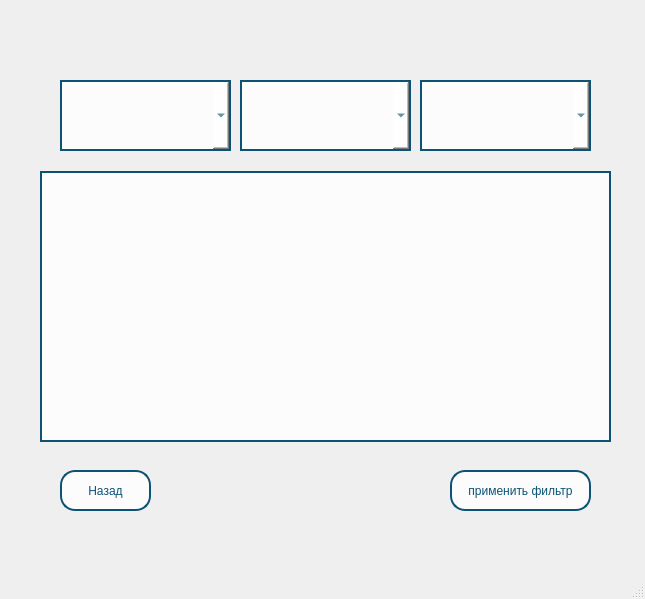
yshelev/nya, file Assets/WindowsUI/employer.ui: the form before one commit.
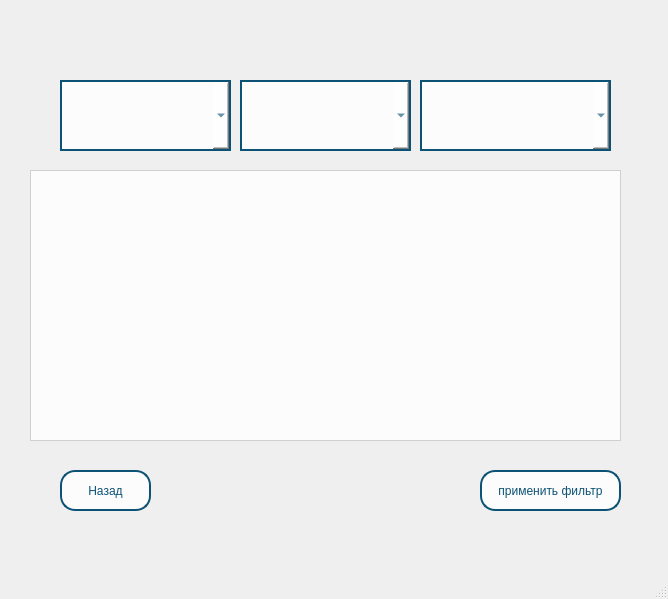
The form after the commit.

Commit message: build скорее всего конечный.

Patch:
```diff
--- a/Assets/WindowsUI/employer.ui
+++ b/Assets/WindowsUI/employer.ui
@@ -6,7 +6,7 @@
    <rect>
     <x>0</x>
     <y>0</y>
-    <width>645</width>
+    <width>668</width>
     <height>599</height>
    </rect>
   </property>
@@ -17,15 +17,14 @@
    <widget class="QTableWidget" name="table">
     <property name="geometry">
      <rect>
-      <x>40</x>
-      <y>171</y>
-      <width>571</width>
+      <x>30</x>
+      <y>170</y>
+      <width>591</width>
       <height>271</height>
      </rect>
     </property>
     <property name="styleSheet">
      <string notr="true">
-border: 2px solid rgba(12, 82, 117, 255);
 background-color: rgba(255, 255, 255, 200);
 color: rgba(12, 82, 117, 255);
 </string>
@@ -72,7 +71,7 @@
      <rect>
       <x>420</x>
       <y>80</y>
-      <width>171</width>
+      <width>191</width>
       <height>71</height>
      </rect>
     </property>
@@ -117,7 +116,7 @@
    <widget class="QPushButton" name="filterButton">
     <property name="geometry">
      <rect>
-      <x>450</x>
+      <x>480</x>
       <y>470</y>
       <width>141</width>
       <height>41</height>
```
Left out of the diff: 2 changed lines with no effect on the pictures. The commit also changes 1 other file.
